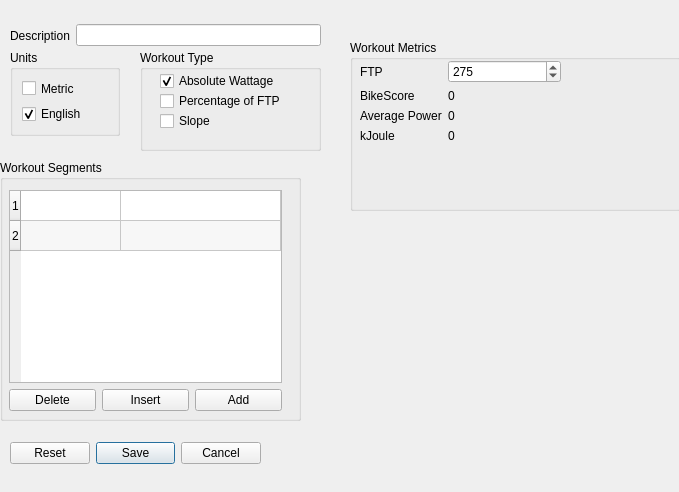
Old version of the form src/WorkoutEditor.ui in the repository glonnon/GoldenCheetah.
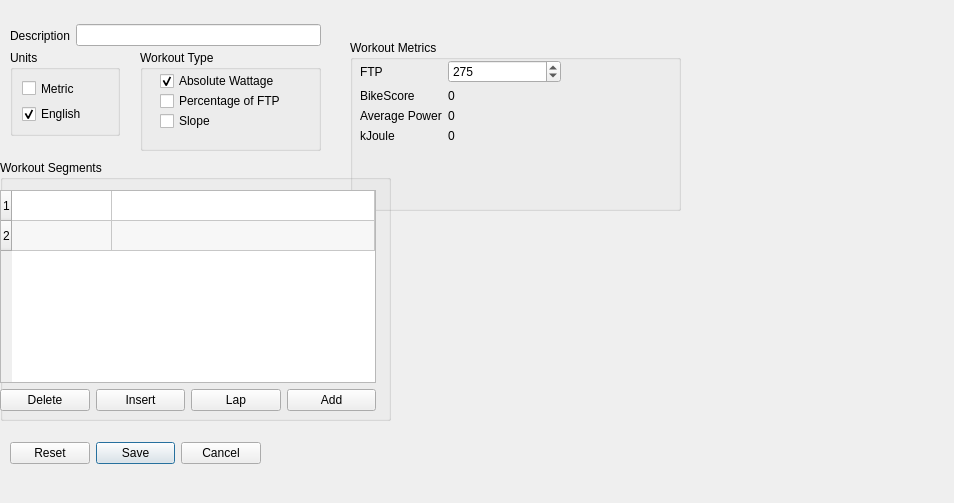
New version of the form. Custom widgets are drawn as their Qt base class.

What changed in the file:
```diff
--- a/src/WorkoutEditor.ui
+++ b/src/WorkoutEditor.ui
@@ -7,8 +7,8 @@
    <rect>
     <x>0</x>
     <y>0</y>
-    <width>679</width>
-    <height>492</height>
+    <width>954</width>
+    <height>503</height>
    </rect>
   </property>
   <property name="windowTitle">
@@ -141,8 +141,8 @@
   <widget class="QwtPlot" name="workoutPlot">
    <property name="geometry">
     <rect>
-     <x>299</x>
-     <y>190</y>
+     <x>510</x>
+     <y>200</y>
      <width>361</width>
      <height>281</height>
     </rect>
@@ -240,7 +240,7 @@
     <rect>
      <x>0</x>
      <y>160</y>
-     <width>301</width>
+     <width>391</width>
      <height>261</height>
     </rect>
    </property>
@@ -250,9 +250,9 @@
    <widget class="QWidget" name="verticalLayoutWidget_2">
     <property name="geometry">
      <rect>
-      <x>9</x>
+      <x>0</x>
       <y>30</y>
-      <width>273</width>
+      <width>376</width>
       <height>221</height>
      </rect>
     </property>
@@ -312,6 +312,13 @@
            </property>
           </widget>
          </item>
+         <item>
+          <widget class="QPushButton" name="insertLapButton">
+           <property name="text">
+            <string>Lap</string>
+           </property>
+          </widget>
+         </item>
          <item>
           <widget class="QPushButton" name="addRowButton">
            <property name="text">
```
Left out of the diff: 19 changed lines with no effect on the pictures.
